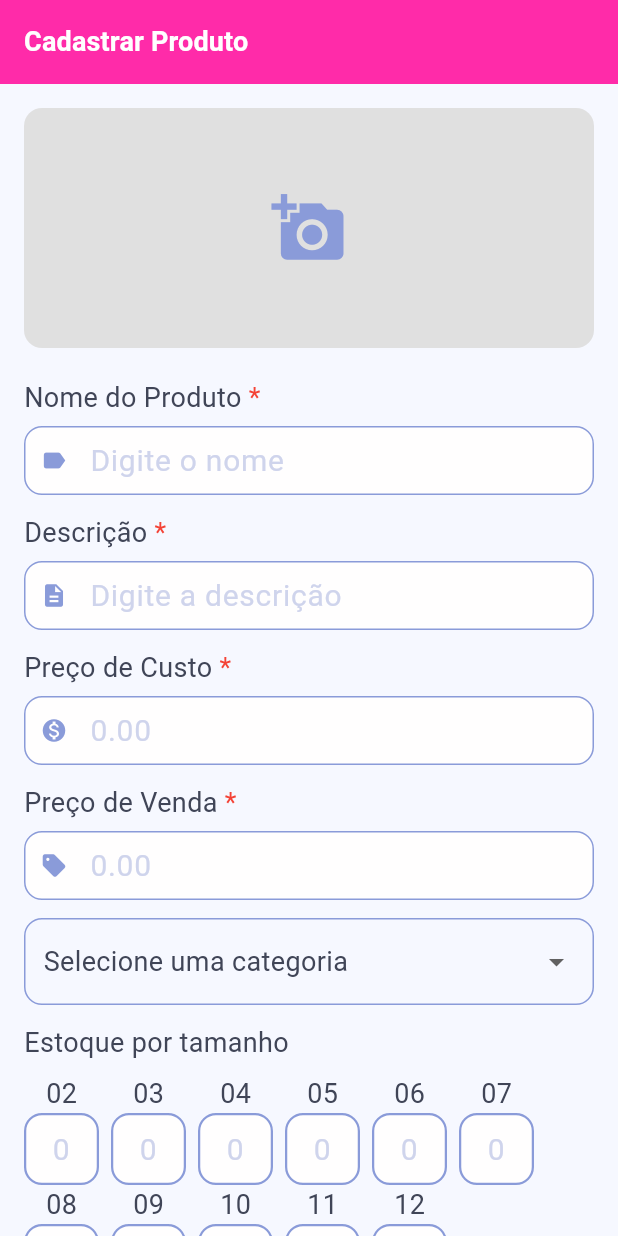
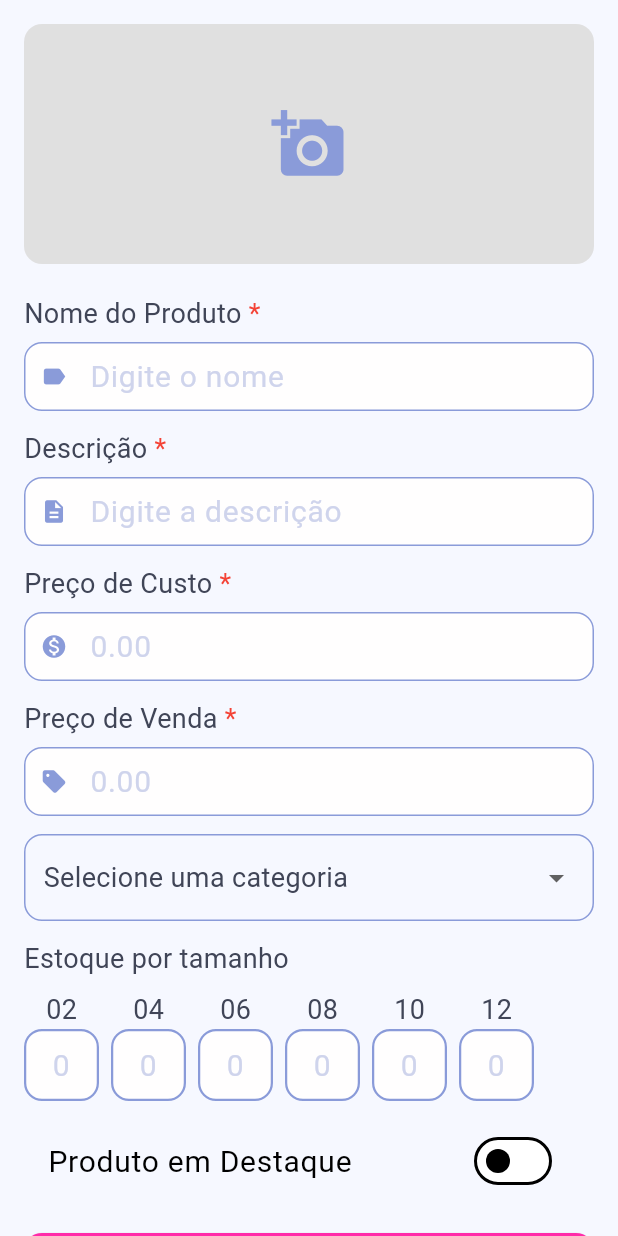
Before and after one commit to bauertiago/LLKids, a Flutter app: the AdminAddProductScreen widget shown alone on an empty page, opened directly, on a phone screen of 412 x 824 dp. Run offline on Flutter 3.47's test engine with Material 3 defaults, Android fonts, the phone set to English and light mode, and no system bars; our stand-ins replace carousel_slider, cloud_firestore, cloud_functions, firebase_auth, firebase_core, firebase_storage and 1 more; missing offline and left inert: flutter_stripe; accounts and stored records are empty; generated files the repository leaves out were written again; network calls fail.

```diff
--- a/luluzinhaKids/lib/screens/adminScreens/admin_add_product_screen.dart
+++ b/luluzinhaKids/lib/screens/adminScreens/admin_add_product_screen.dart
@@ -32,19 +32,7 @@ class _AdminAddProductScreenState extends State<AdminAddProductScreen> {
     "Praia",
   ];
 
-  final sizes = [
-    "02",
-    "03",
-    "04",
-    "05",
-    "06",
-    "07",
-    "08",
-    "09",
-    "10",
-    "11",
-    "12",
-  ];
+  final sizes = ["02", "04", "06", "08", "10", "12"];
   Map<String, int> stock = {};
 
   String? selectedCategory;
@@ -140,12 +128,10 @@ class _AdminAddProductScreenState extends State<AdminAddProductScreen> {
 
   @override
   Widget build(BuildContext context) {
-    return Scaffold(
-      appBar: AppBar(
-        title: Text("Cadastrar Produto", style: context.texts.labelLarge),
-        backgroundColor: context.colors.primary,
-      ),
-      body: SingleChildScrollView(
+    return Column(
+      children: [
+        Expanded(
+          child: SingleChildScrollView(
             padding: const EdgeInsets.all(16),
             child: Column(
               crossAxisAlignment: CrossAxisAlignment.stretch,
@@ -169,7 +155,9 @@ class _AdminAddProductScreenState extends State<AdminAddProductScreen> {
                     ),
                     child:
                         selectedImage == null
-                        ? const Center(child: Icon(Icons.add_a_photo, size: 50))
+                            ? const Center(
+                              child: Icon(Icons.add_a_photo, size: 50),
+                            )
                             : null,
                   ),
                 ),
@@ -211,7 +199,10 @@ class _AdminAddProductScreenState extends State<AdminAddProductScreen> {
                 ),
 
                 Container(
-              padding: const EdgeInsets.symmetric(horizontal: 12, vertical: 4),
+                  padding: const EdgeInsets.symmetric(
+                    horizontal: 12,
+                    vertical: 4,
+                  ),
                   decoration: BoxDecoration(
                     borderRadius: BorderRadius.circular(12),
                     border: Border.all(color: context.colors.secondary),
@@ -226,7 +217,9 @@ class _AdminAddProductScreenState extends State<AdminAddProductScreen> {
                     value: selectedCategory,
                     items:
                         categories
-                        .map((c) => DropdownMenuItem(value: c, child: Text(c)))
+                            .map(
+                              (c) => DropdownMenuItem(value: c, child: Text(c)),
+                            )
                             .toList(),
                     onChanged: (v) => setState(() => selectedCategory = v),
                   ),
@@ -307,6 +300,8 @@ class _AdminAddProductScreenState extends State<AdminAddProductScreen> {
               ],
             ),
           ),
+        ),
+      ],
     );
   }
 }
```
Also changed, not shown: luluzinhaKids/lib/services/cart_service.dart (+16 -0 lines). Lines whose indentation alone changed are shown as unchanged.
